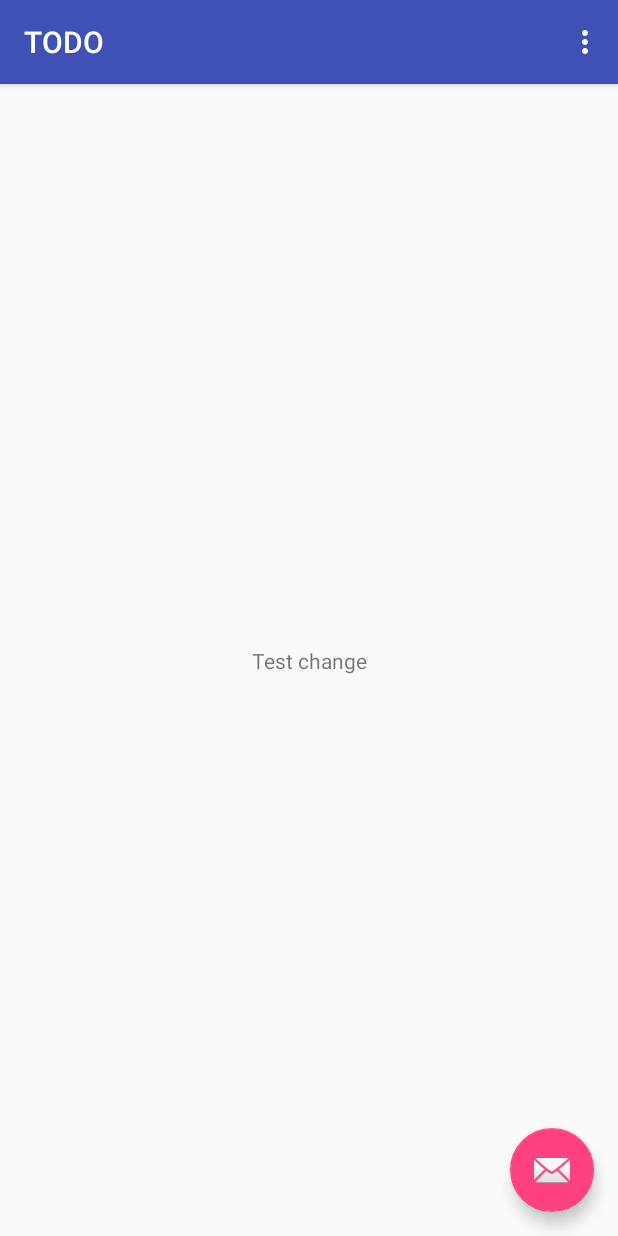
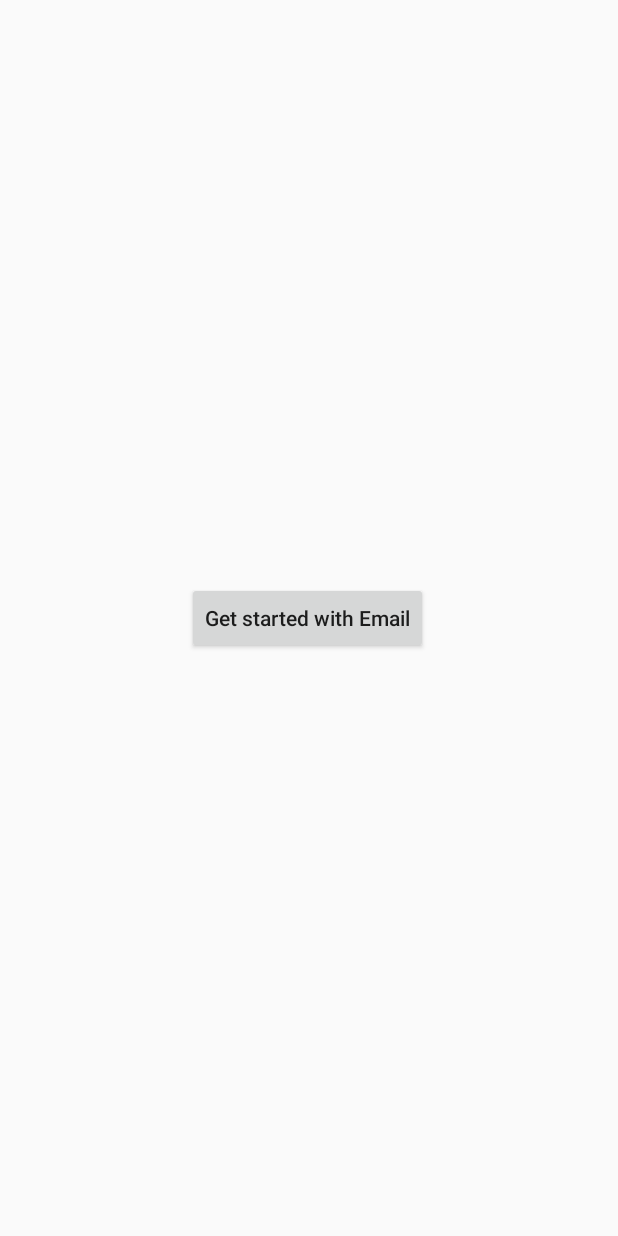
Before and after one commit to maxtauro/TODO, an Android app: the screen it shows after launch (MainActivity), on a phone screen of 412 x 824 dp. Run offline under Robolectric (Android 15) with nearby library versions, the phone set to English and light mode, and no system bars; our stand-ins replace Firebase (no records; nobody signed in at launch, a user with empty details on screens opened directly); libraries missing offline, so code that uses them is left out: com.firebase.ui.

Commit message:
initial android commit, basic setup and firebase email signin

```diff
--- a/androiddev/app/src/main/AndroidManifest.xml
+++ b/androiddev/app/src/main/AndroidManifest.xml
@@ -19,6 +19,8 @@
                 <category android:name="android.intent.category.LAUNCHER" />
             </intent-filter>
         </activity>
+
+        <activity android:name=".TaskListActivity" />
     </application>
 
 </manifest>
--- a/androiddev/app/src/main/java/com/maxtauro/todo/MainActivity.java
+++ b/androiddev/app/src/main/java/com/maxtauro/todo/MainActivity.java
@@ -1,5 +1,7 @@
 package com.maxtauro.todo;
 
+import android.content.Context;
+import android.content.Intent;
 import android.os.Bundle;
 import android.support.design.widget.FloatingActionButton;
 import android.support.design.widget.Snackbar;
@@ -8,45 +10,67 @@ import android.support.v7.widget.Toolbar;
 import android.view.View;
 import android.view.Menu;
 import android.view.MenuItem;
+import android.widget.Button;
+import android.widget.Toast;
+
+import com.firebase.ui.auth.AuthUI;
+import com.google.firebase.auth.FirebaseAuth;
+import com.google.firebase.auth.FirebaseUser;
 
 public class MainActivity extends AppCompatActivity {
+
+    private Context context;
+    private Button btnEmailLogin;
+
+    private final static int LOGIN_PERMISSION=1000;
 
     @Override
     protected void onCreate(Bundle savedInstanceState) {
         super.onCreate(savedInstanceState);
         setContentView(R.layout.activity_main);
-        Toolbar toolbar = (Toolbar) findViewById(R.id.toolbar);
-        setSupportActionBar(toolbar);
 
-        FloatingActionButton fab = (FloatingActionButton) findViewById(R.id.fab);
-        fab.setOnClickListener(new View.OnClickListener() {
+        this.context = this;
+
+        btnEmailLogin = (Button) findViewById(R.id.email_login_button);
+        btnEmailLogin.setOnClickListener(new View.OnClickListener() {
             @Override
-            public void onClick(View view) {
-                Snackbar.make(view, "Replace with your own action", Snackbar.LENGTH_LONG)
-                        .setAction("Action", null).show();
+            public void onClick(View v) {
+                startActivityForResult(
+                        AuthUI.getInstance()
+                        .createSignInIntentBuilder()
+                        .setAllowNewEmailAccounts(true)
+                        .build(),
+                        LOGIN_PERMISSION
+                );
             }
         });
+
+        //If already signed in, start the list activity
+        FirebaseUser user = FirebaseAuth.getInstance().getCurrentUser();
+        if (user != null) {
+            login();
+        }
     }
 
     @Override
-    public boolean onCreateOptionsMenu(Menu menu) {
-        // Inflate the menu; this adds items to the action bar if it is present.
-        getMenuInflater().inflate(R.menu.menu_main, menu);
-        return true;
+    protected void onActivityResult(int requestCode, int resultCode, Intent data) {
+        if(requestCode == LOGIN_PERMISSION){
+            startNewActivity(resultCode,data);
+        }
     }
 
-    @Override
-    public boolean onOptionsItemSelected(MenuItem item) {
-        // Handle action bar item clicks here. The action bar will
-        // automatically handle clicks on the Home/Up button, so long
-        // as you specify a parent activity in AndroidManifest.xml.
-        int id = item.getItemId();
+    private void startNewActivity(int resultCode, Intent data) {
+        if (resultCode == RESULT_OK){
+            login();
+        }
+        else{
+            Toast.makeText(this, "Login failed !!!", Toast.LENGTH_SHORT).show();
+        }
+    }
 
-        //noinspection SimplifiableIfStatement
-        if (id == R.id.action_settings) {
-            return true;
-        }
-
-        return super.onOptionsItemSelected(item);
+    private void login(){
+        Intent intent = new Intent(MainActivity.this, TaskListActivity.class);
+        startActivity(intent);
+        finish();
     }
 }
--- a/androiddev/app/src/main/res/layout/activity_main.xml
+++ b/androiddev/app/src/main/res/layout/activity_main.xml
@@ -1,33 +1,28 @@
 <?xml version="1.0" encoding="utf-8"?>
-<android.support.design.widget.CoordinatorLayout xmlns:android="http://schemas.android.com/apk/res/android"
+<android.support.constraint.ConstraintLayout xmlns:android="http://schemas.android.com/apk/res/android"
     xmlns:app="http://schemas.android.com/apk/res-auto"
     xmlns:tools="http://schemas.android.com/tools"
     android:layout_width="match_parent"
     android:layout_height="match_parent"
-    tools:context=".MainActivity">
+    tools:context="com.maxtauro.todo.MainActivity">
 
-    <android.support.design.widget.AppBarLayout
-        android:layout_width="match_parent"
-        android:layout_height="wrap_content"
-        android:theme="@style/AppTheme.AppBarOverlay">
 
-        <android.support.v7.widget.Toolbar
-            android:id="@+id/toolbar"
-            android:layout_width="match_parent"
-            android:layout_height="?attr/actionBarSize"
-            android:background="?attr/colorPrimary"
-            app:popupTheme="@style/AppTheme.PopupOverlay" />
-
-    </android.support.design.widget.AppBarLayout>
-
-    <include layout="@layout/content_main" />
-
-    <android.support.design.widget.FloatingActionButton
-        android:id="@+id/fab"
+    <Button
+        android:id="@+id/email_login_button"
+        style="@style/FirebaseUI.Button.AccountChooser.EmailButton"
         android:layout_width="wrap_content"
         android:layout_height="wrap_content"
-        android:layout_gravity="bottom|end"
-        android:layout_margin="@dimen/fab_margin"
-        app:srcCompat="@android:drawable/ic_dialog_email" />
+        android:layout_gravity="center_horizontal"
+        android:layout_marginBottom="260dp"
+        android:layout_marginEnd="103dp"
+        android:layout_marginStart="103dp"
+        android:layout_marginTop="259dp"
+        android:text="Get started with Email"
+        android:textAllCaps="false"
+        app:layout_constraintBottom_toBottomOf="parent"
+        app:layout_constraintEnd_toEndOf="parent"
+        app:layout_constraintHorizontal_bias="0.484"
+        app:layout_constraintStart_toStartOf="parent"
+        app:layout_constraintTop_toTopOf="parent" />
 
-</android.support.design.widget.CoordinatorLayout>
+</android.support.constraint.ConstraintLayout>
--- a/androiddev/app/src/main/res/layout/content_main.xml
+++ /dev/null
@@ -1,20 +0,0 @@
-<?xml version="1.0" encoding="utf-8"?>
-<android.support.constraint.ConstraintLayout xmlns:android="http://schemas.android.com/apk/res/android"
-    xmlns:app="http://schemas.android.com/apk/res-auto"
-    xmlns:tools="http://schemas.android.com/tools"
-    android:layout_width="match_parent"
-    android:layout_height="match_parent"
-    app:layout_behavior="@string/appbar_scrolling_view_behavior"
-    tools:context=".MainActivity"
-    tools:showIn="@layout/activity_main">
-
-    <TextView
-        android:layout_width="wrap_content"
-        android:layout_height="wrap_content"
-        android:text="Test change"
-        app:layout_constraintBottom_toBottomOf="parent"
-        app:layout_constraintLeft_toLeftOf="parent"
-        app:layout_constraintRight_toRightOf="parent"
-        app:layout_constraintTop_toTopOf="parent" />
-
-</android.support.constraint.ConstraintLayout>
--- a/androiddev/app/src/main/res/values/colors.xml
+++ b/androiddev/app/src/main/res/values/colors.xml
@@ -1,6 +1,8 @@
 <?xml version="1.0" encoding="utf-8"?>
 <resources>
-    <color name="colorPrimary">#3F51B5</color>
-    <color name="colorPrimaryDark">#303F9F</color>
-    <color name="colorAccent">#FF4081</color>
+    <color name="colorPrimary">#2b2727</color>
+    <color name="colorPrimaryDark">#000000</color>
+    <color name="colorAccent">#474444</color>
+    <color name="colorBackground">#2b2727</color>
+    <color name="white">#FFFFFF</color>
 </resources>
--- a/androiddev/app/src/main/res/values/dimens.xml
+++ b/androiddev/app/src/main/res/values/dimens.xml
@@ -1,3 +1,4 @@
 <resources>
     <dimen name="fab_margin">16dp</dimen>
+    <dimen name="item_list_horizontal_margin">16dp</dimen>
 </resources>
--- a/androiddev/app/src/main/res/values/styles.xml
+++ b/androiddev/app/src/main/res/values/styles.xml
@@ -1,7 +1,7 @@
 <resources>
 
     <!-- Base application theme. -->
-    <style name="AppTheme" parent="Theme.AppCompat.Light.DarkActionBar">
+    <style name="AppTheme" parent="Theme.AppCompat.Light.NoActionBar">
         <!-- Customize your theme here. -->
         <item name="colorPrimary">@color/colorPrimary</item>
         <item name="colorPrimaryDark">@color/colorPrimaryDark</item>
@@ -17,4 +17,5 @@
 
     <style name="AppTheme.PopupOverlay" parent="ThemeOverlay.AppCompat.Light" />
 
+
 </resources>
```
Also changed, not shown: androiddev/app/build.gradle (+13 -0 lines), androiddev/app/src/main/java/com/maxtauro/todo/TaskListActivity.java (added, +54 -0 lines), androiddev/app/src/main/res/layout/activity_task_list.xml (added, +47 -0 lines), androiddev/build.gradle (+8 -1 lines), 1 other file.
